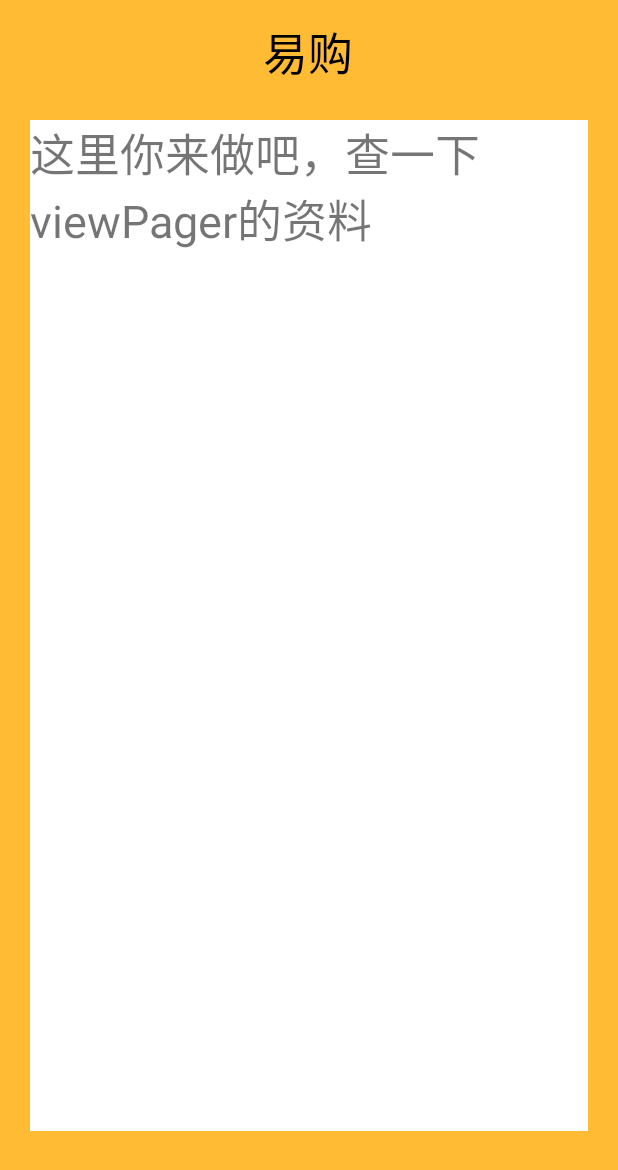
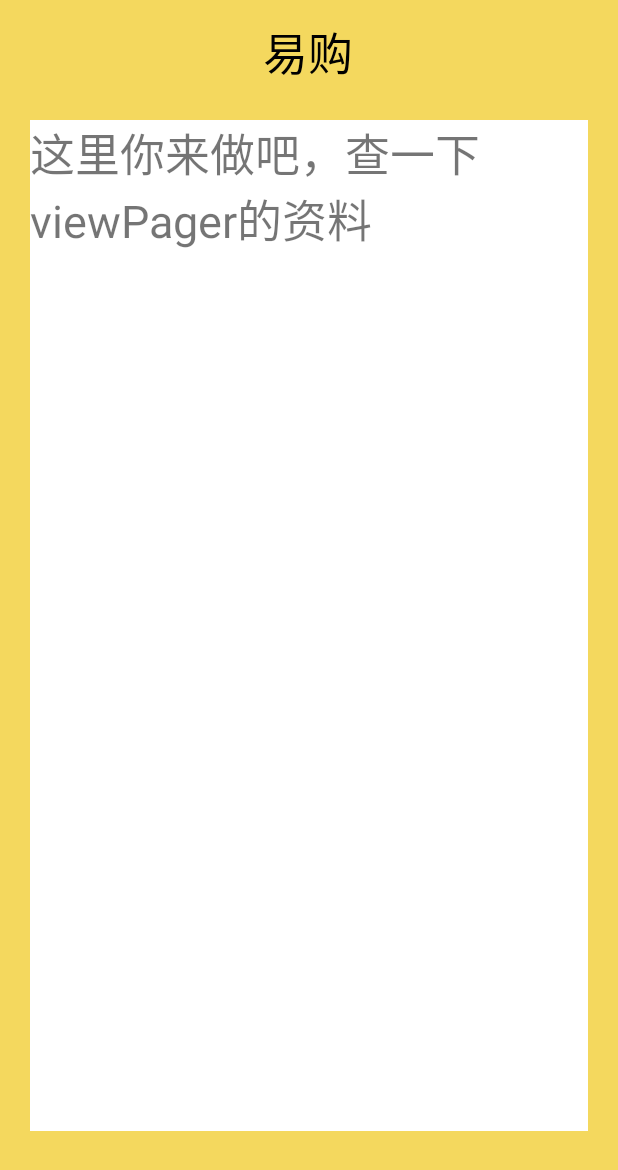
Before and after one commit to haocdp/EasyGo, an Android app: the screen it shows after launch (MainActivity), on a phone screen of 412 x 824 dp. Shown: the top 1170 px of the screen. Run offline under Robolectric (Android 15) with nearby library versions, the phone set to English and light mode, and no system bars.

Commit message:
修改背景颜色

```diff
--- a/app/src/main/res/layout/activity_main.xml
+++ b/app/src/main/res/layout/activity_main.xml
@@ -22,7 +22,7 @@
     xmlns:tools="http://schemas.android.com/tools"
     android:layout_width="fill_parent"
     android:layout_height="fill_parent"
-    android:background="@android:color/holo_orange_light"
+    android:background="@color/background"
     tools:context="com.unicorn.easygo.MainActivity">
 
     <LinearLayout
@@ -38,7 +38,7 @@
             android:layout_width="111dp"
             android:layout_height="70dp"
             android:layout_gravity="center_vertical|center_horizontal"
-            android:background="@android:color/holo_orange_light"
+            android:background="@color/background"
             android:ems="10"
             android:gravity="fill_vertical|center_horizontal"
             android:text="易购"
--- a/app/src/main/res/values/colors.xml
+++ b/app/src/main/res/values/colors.xml
@@ -3,4 +3,5 @@
     <color name="colorPrimary">#3F51B5</color>
     <color name="colorPrimaryDark">#303F9F</color>
     <color name="colorAccent">#FF4081</color>
+    <color name="background">#F4D85E</color>
 </resources>
```
